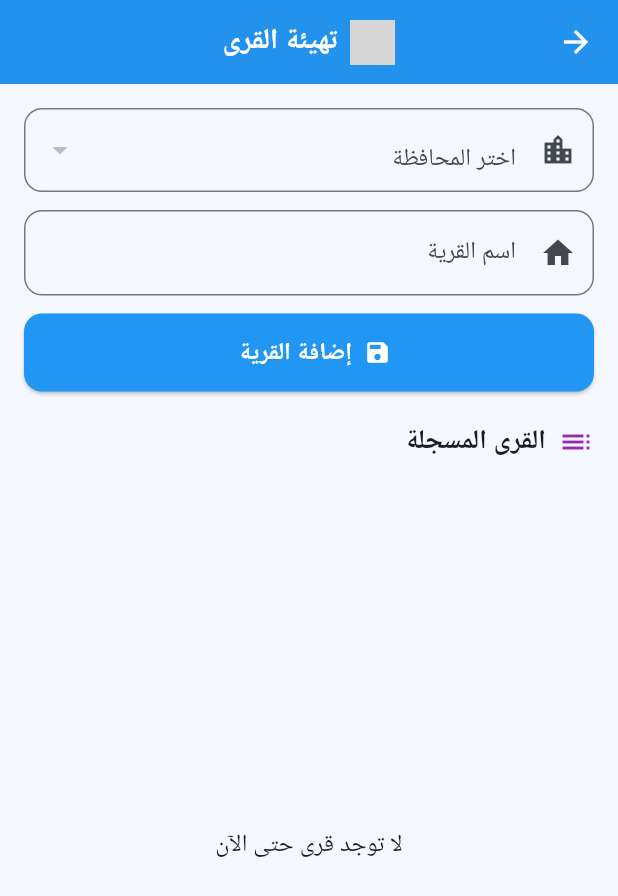
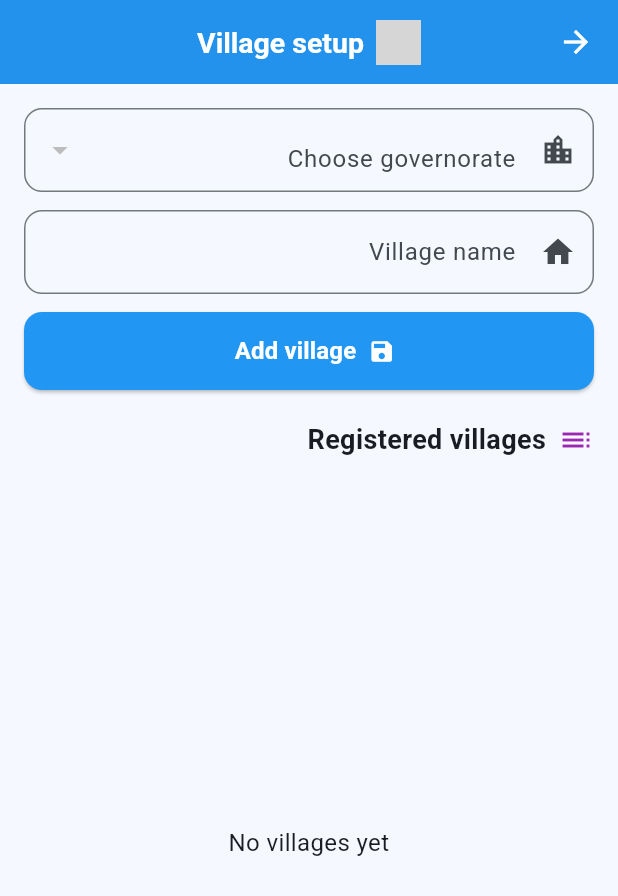
Before and after one commit to jamaly1882/my_water, a Flutter app: the VillagesScreen screen opened directly, on a phone screen of 412 x 824 dp. Shown: the top 896 px of the screen. Run offline on Flutter 3.47's test engine with Material 3 defaults, Android fonts, the light colour scheme and no system bars; our stand-ins replace cloud_firestore, firebase_auth, firebase_core, image_cropper, image_picker; missing offline and left inert: dart:html, dart:js_util, google_mlkit_text_recognition; accounts and stored records are empty; grey boxes are pictures that could not be loaded.

Commit message:
feat(i18n): English for the main-supervisor setup screens
Mirrors of the setup flow under set_up_mshrf/ — governorates, districts,
sub-districts, villages and wells — now carry the same English wording as
their lib/screens counterparts, including cascade load errors and empty
states. Verified: zero syntax errors.

Co-authored-by: arena-agent <297053741+arena-agent@users.noreply.github.com>

```diff
--- a/lib/screens/set_up_mshrf/districts_screen.dart
+++ b/lib/screens/set_up_mshrf/districts_screen.dart
@@ -55,12 +55,12 @@ class _DistrictsScreenState extends State<DistrictsScreen> {
 
     if (selectedProvinceId == null ||
         selectedProvinceId!.trim().isEmpty) {
-      showMessage("اختر المحافظة");
+      showMessage("Choose governorate");
       return;
     }
 
     if (name.isEmpty) {
-      showMessage("أدخل اسم المديرية");
+      showMessage("Enter the district name");
       return;
     }
 
@@ -85,13 +85,13 @@ class _DistrictsScreenState extends State<DistrictsScreen> {
 
       if (mounted) {
         showMessage(
-          "تمت إضافة المديرية بنجاح",
+          "District added",
         );
       }
     } catch (e) {
       if (mounted) {
         showMessage(
-          "حدث خطأ أثناء إضافة المديرية: $e",
+          "Could not add the district: $e",
         );
       }
     } finally {
@@ -150,7 +150,7 @@ class _DistrictsScreenState extends State<DistrictsScreen> {
             ),
 
             child: const Text(
-              "حدث خطأ في تحميل المحافظات",
+              "Could not load governorates",
               style: TextStyle(
                 color: Colors.red,
               ),
@@ -177,7 +177,7 @@ class _DistrictsScreenState extends State<DistrictsScreen> {
             ),
 
             child: const Text(
-              "لا توجد محافظات",
+              "No governorates yet",
               style: TextStyle(
                 color: Colors.orange,
               ),
@@ -209,7 +209,7 @@ class _DistrictsScreenState extends State<DistrictsScreen> {
           decoration:
               const InputDecoration(
             labelText:
-                "اختر المحافظة",
+                "Choose governorate",
 
             border:
                 OutlineInputBorder(),
@@ -307,7 +307,7 @@ class _DistrictsScreenState extends State<DistrictsScreen> {
         if (snapshot.hasError) {
           return const Center(
             child: Text(
-              "حدث خطأ في تحميل المديريات",
+              "Could not load districts",
               style: TextStyle(
                 color: Colors.red,
               ),
@@ -323,7 +323,7 @@ class _DistrictsScreenState extends State<DistrictsScreen> {
             snapshot.data!.docs.isEmpty) {
           return const Center(
             child: Text(
-              "لا توجد مديريات",
+              "No districts yet",
               style: TextStyle(
                 color: Colors.grey,
               ),
@@ -420,7 +420,7 @@ class _DistrictsScreenState extends State<DistrictsScreen> {
                       child: Text(
                         provinceName
                                 .isEmpty
-                            ? "المحافظة غير محددة"
+                            ? "No governorate selected"
                             : provinceName,
                       ),
                     ),
@@ -457,7 +457,7 @@ class _DistrictsScreenState extends State<DistrictsScreen> {
         // ========================================================
 
         appBar: const MyAppBar(
-          title: "تهيئة المديريات",
+          title: "District setup",
           showBackButton: true,
         ),
 
@@ -495,7 +495,7 @@ class _DistrictsScreenState extends State<DistrictsScreen> {
                 decoration:
                     const InputDecoration(
                   labelText:
-                      "اسم المديرية",
+                      "District name",
 
                   border:
                       OutlineInputBorder(),
@@ -592,8 +592,8 @@ class _DistrictsScreenState extends State<DistrictsScreen> {
 
                   label: Text(
                     loading
-                        ? "جاري الحفظ..."
-                        : "إضافة المديرية",
+                        ? "Saving…"
+                        : "Add district",
 
                     style:
                         const TextStyle(
@@ -622,7 +622,7 @@ class _DistrictsScreenState extends State<DistrictsScreen> {
                     Alignment.centerRight,
 
                 child: Text(
-                  "المديريات المسجلة",
+                  "Registered districts",
 
                   style: TextStyle(
                     fontSize: 18,
--- a/lib/screens/set_up_mshrf/hamlets_screen.dart
+++ b/lib/screens/set_up_mshrf/hamlets_screen.dart
@@ -57,18 +57,18 @@ class _HamletsScreenState extends State<HamletsScreen> {
 
     if (provinceId == null ||
         provinceId!.trim().isEmpty) {
-      showMessage("اختر المحافظة");
+      showMessage("Choose governorate");
       return;
     }
 
     if (districtId == null ||
         districtId!.trim().isEmpty) {
-      showMessage("اختر المديرية");
+      showMessage("Choose district");
       return;
     }
 
     if (name.isEmpty) {
-      showMessage("اكتب اسم العزلة");
+      showMessage("Enter the sub-district name");
       return;
     }
 
@@ -90,13 +90,13 @@ class _HamletsScreenState extends State<HamletsScreen> {
 
       if (mounted) {
         showMessage(
-          "تمت إضافة العزلة بنجاح",
+          "Sub-district added",
         );
       }
     } catch (e) {
       if (mounted) {
         showMessage(
-          "حدث خطأ أثناء إضافة العزلة: $e",
+          "Could not add the sub-district: $e",
         );
       }
     } finally {
@@ -141,7 +141,7 @@ class _HamletsScreenState extends State<HamletsScreen> {
                   BorderRadius.circular(10),
             ),
             child: const Text(
-              "حدث خطأ في تحميل المحافظات",
+              "Could not load governorates",
               style: TextStyle(
                 color: Colors.red,
               ),
@@ -159,7 +159,7 @@ class _HamletsScreenState extends State<HamletsScreen> {
                   BorderRadius.circular(10),
             ),
             child: const Text(
-              "لا توجد محافظات",
+              "No governorates yet",
               style: TextStyle(
                 color: Colors.orange,
               ),
@@ -180,7 +180,7 @@ class _HamletsScreenState extends State<HamletsScreen> {
           isExpanded: true,
 
           decoration: const InputDecoration(
-            labelText: "المحافظة",
+            labelText: "Governorate",
             border: OutlineInputBorder(),
 
             focusedBorder:
@@ -277,7 +277,7 @@ class _HamletsScreenState extends State<HamletsScreen> {
                   BorderRadius.circular(10),
             ),
             child: const Text(
-              "حدث خطأ في تحميل المديريات",
+              "Could not load districts",
               style: TextStyle(
                 color: Colors.red,
               ),
@@ -295,7 +295,7 @@ class _HamletsScreenState extends State<HamletsScreen> {
                   BorderRadius.circular(10),
             ),
             child: const Text(
-              "لا توجد مديريات لهذه المحافظة",
+              "No districts in this governorate",
               style: TextStyle(
                 color: Colors.orange,
               ),
@@ -316,7 +316,7 @@ class _HamletsScreenState extends State<HamletsScreen> {
           isExpanded: true,
 
           decoration: const InputDecoration(
-            labelText: "المديرية",
+            labelText: "District",
             border: OutlineInputBorder(),
 
             focusedBorder:
@@ -393,7 +393,7 @@ class _HamletsScreenState extends State<HamletsScreen> {
         if (snapshot.hasError) {
           return const Center(
             child: Text(
-              "حدث خطأ في تحميل العزل",
+              "Could not load sub-districts",
               style: TextStyle(
                 color: Colors.red,
               ),
@@ -405,7 +405,7 @@ class _HamletsScreenState extends State<HamletsScreen> {
             snapshot.data!.docs.isEmpty) {
           return const Center(
             child: Text(
-              "لا توجد عزل مسجلة",
+              "No sub-districts registered",
               style: TextStyle(
                 color: Colors.grey,
               ),
@@ -495,7 +495,7 @@ class _HamletsScreenState extends State<HamletsScreen> {
             const Color(0xffF5F9FF),
 
         appBar: const MyAppBar(
-          title: "تهيئة العزل",
+          title: "Sub-district setup",
           showBackButton: true,
         ),
 
@@ -539,7 +539,7 @@ class _HamletsScreenState extends State<HamletsScreen> {
                 decoration:
                     const InputDecoration(
                   labelText:
-                      "اسم العزلة",
+                      "Sub-district name",
 
                   border:
                       OutlineInputBorder(),
@@ -626,8 +626,8 @@ class _HamletsScreenState extends State<HamletsScreen> {
 
                   label: Text(
                     loading
-                        ? "جاري الحفظ..."
-                        : "إضافة العزلة",
+                        ? "Saving…"
+                        : "Add sub-district",
 
                     style:
                         const TextStyle(
@@ -653,7 +653,7 @@ class _HamletsScreenState extends State<HamletsScreen> {
                     Alignment.centerRight,
 
                 child: Text(
-                  "العزل المسجلة",
+                  "Registered sub-districts",
 
                   style: TextStyle(
                     fontSize: 18,
--- a/lib/screens/set_up_mshrf/provinces_screen.dart
+++ b/lib/screens/set_up_mshrf/provinces_screen.dart
@@ -50,7 +50,7 @@ class _ProvincesScreenState extends State<ProvincesScreen> {
     final name = nameController.text.trim();
 
     if (name.isEmpty) {
-      showMessage("أدخل اسم المحافظة");
+      showMessage("Enter the governorate name");
       return;
     }
 
@@ -68,13 +68,13 @@ class _ProvincesScreenState extends State<ProvincesScreen> {
 
       if (mounted) {
         showMessage(
-          "تمت إضافة المحافظة بنجاح",
+          "Governorate added",
         );
       }
     } catch (e) {
       if (mounted) {
         showMessage(
-          "حدث خطأ أثناء إضافة المحافظة: $e",
+          "Could not add the governorate: $e",
         );
       }
     } finally {
@@ -118,7 +118,7 @@ class _ProvincesScreenState extends State<ProvincesScreen> {
         if (snapshot.hasError) {
           return const Center(
             child: Text(
-              "حدث خطأ في تحميل المحافظات",
+              "Could not load governorates",
               style: TextStyle(
                 color: Colors.red,
               ),
@@ -134,7 +134,7 @@ class _ProvincesScreenState extends State<ProvincesScreen> {
             snapshot.data!.docs.isEmpty) {
           return const Center(
             child: Text(
-              "لا توجد محافظات",
+              "No governorates yet",
               style: TextStyle(
                 color: Colors.grey,
               ),
@@ -230,7 +230,7 @@ class _ProvincesScreenState extends State<ProvincesScreen> {
         // ========================================================
 
         appBar: const MyAppBar(
-          title: "تهيئة المحافظات",
+          title: "Governorate setup",
           showBackButton: true,
         ),
 
@@ -258,7 +258,7 @@ class _ProvincesScreenState extends State<ProvincesScreen> {
                 decoration:
                     InputDecoration(
                   labelText:
-                      "اسم المحافظة",
+                      "Governorate name",
 
                   prefixIcon:
                       const Icon(
@@ -362,8 +362,8 @@ class _ProvincesScreenState extends State<ProvincesScreen> {
 
                   label: Text(
                     loading
-                        ? "جاري الحفظ..."
-                        : "إضافة المحافظة",
+                        ? "Saving…"
+                        : "Add governorate",
 
                     style:
                         const TextStyle(
@@ -389,7 +389,7 @@ class _ProvincesScreenState extends State<ProvincesScreen> {
                     Alignment.centerRight,
 
                 child: Text(
-                  "المحافظات المسجلة",
+                  "Registered governorates",
 
                   style:
                       TextStyle(
--- a/lib/screens/set_up_mshrf/villages_screen.dart
+++ b/lib/screens/set_up_mshrf/villages_screen.dart
@@ -51,22 +51,22 @@ class _VillagesScreenState extends State<VillagesScreen> {
     final name = villageController.text.trim();
 
     if (provinceId == null) {
-      showMessage("اختر المحافظة");
+      showMessage("Choose governorate");
       return;
     }
 
     if (districtId == null) {
-      showMessage("اختر المديرية");
+      showMessage("Choose district");
       return;
     }
 
     if (hamletId == null) {
-      showMessage("اختر العزلة");
+      showMessage("Choose sub-district");
       return;
     }
 
     if (name.isEmpty) {
-      showMessage("أدخل اسم القرية");
+      showMessage("Enter the village name");
       return;
     }
 
@@ -94,7 +94,7 @@ class _VillagesScreenState extends State<VillagesScreen> {
 
       if (existing.docs.isNotEmpty) {
         showMessage(
-          "هذه القرية موجودة مسبقاً في نفس العزلة",
+          "This village already exists in the same sub-district",
         );
 
         if (mounted) {
@@ -127,10 +127,10 @@ class _VillagesScreenState extends State<VillagesScreen> {
 
       villageController.clear();
 
-      showMessage("تمت إضافة القرية بنجاح");
+      showMessage("Village added");
     } catch (e) {
       showMessage(
-        "حدث خطأ أثناء إضافة القرية: $e",
+        "Could not add the village: $e",
       );
     }
 
@@ -161,7 +161,7 @@ class _VillagesScreenState extends State<VillagesScreen> {
 
         if (snapshot.hasError) {
           return const Text(
-            "حدث خطأ في تحميل المحافظات",
+            "Could not load governorates",
           );
         }
 
@@ -171,7 +171,7 @@ class _VillagesScreenState extends State<VillagesScreen> {
           value: provinceId,
           isExpanded: true,
           decoration: InputDecoration(
-            labelText: "اختر المحافظة",
+            labelText: "Choose governorate",
             prefixIcon: const Icon(
               Icons.location_city,
             ),
@@ -244,7 +244,7 @@ class _VillagesScreenState extends State<VillagesScreen> {
 
         if (snapshot.hasError) {
           return const Text(
-            "حدث خطأ في تحميل المديريات",
+            "Could not load districts",
           );
         }
 
@@ -254,7 +254,7 @@ class _VillagesScreenState extends State<VillagesScreen> {
           value: districtId,
           isExpanded: true,
           decoration: InputDecoration(
-            labelText: "اختر المديرية",
+            labelText: "Choose district",
             prefixIcon: const Icon(
               Icons.map,
             ),
@@ -324,7 +324,7 @@ class _VillagesScreenState extends State<VillagesScreen> {
 
         if (snapshot.hasError) {
           return const Text(
-            "حدث خطأ في تحميل العُزل",
+            "Could not load sub-districts",
           );
         }
 
@@ -334,7 +334,7 @@ class _VillagesScreenState extends State<VillagesScreen> {
           value: hamletId,
           isExpanded: true,
           decoration: InputDecoration(
-            labelText: "اختر العزلة",
+            labelText: "Choose sub-district",
             prefixIcon: const Icon(
               Icons.home_work,
             ),
@@ -398,8 +398,8 @@ class _VillagesScreenState extends State<VillagesScreen> {
               ),
         label: Text(
           loading
-              ? "جاري الحفظ..."
-              : "إضافة القرية",
+              ? "Saving…"
+              : "Add village",
           style: const TextStyle(
             fontSize: 16,
             fontWeight: FontWeight.bold,
@@ -437,7 +437,7 @@ class _VillagesScreenState extends State<VillagesScreen> {
         if (snapshot.hasError) {
           return const Center(
             child: Text(
-              "حدث خطأ في تحميل القرى",
+              "Could not load villages",
             ),
           );
         }
@@ -447,7 +447,7 @@ class _VillagesScreenState extends State<VillagesScreen> {
         if (docs.isEmpty) {
           return const Center(
             child: Text(
-              "لا توجد قرى حتى الآن",
+              "No villages yet",
               style: TextStyle(
                 fontSize: 16,
               ),
@@ -538,7 +538,7 @@ class _VillagesScreenState extends State<VillagesScreen> {
         // ======================================================
 
         appBar: const MyAppBar(
-          title: "تهيئة القرى",
+          title: "Village setup",
         ),
 
         // ======================================================
@@ -584,8 +584,8 @@ class _VillagesScreenState extends State<VillagesScreen> {
                 textInputAction:
                     TextInputAction.done,
                 decoration: InputDecoration(
-                  labelText: "اسم القرية",
-                  hintText: "أدخل اسم القرية",
+                  labelText: "Village name",
+                  hintText: "Enter the village name",
                   prefixIcon: const Icon(
                     Icons.home,
                   ),
@@ -621,7 +621,7 @@ class _VillagesScreenState extends State<VillagesScreen> {
                     ),
                     const SizedBox(width: 8),
                     const Text(
-                      "القرى المسجلة",
+                      "Registered villages",
                       style: TextStyle(
                         fontSize: 18,
                         fontWeight:
--- a/lib/screens/set_up_mshrf/wells_screen.dart
+++ b/lib/screens/set_up_mshrf/wells_screen.dart
@@ -71,7 +71,7 @@ class _WellsScreenState extends State<WellsScreen> {
 
     if (provinceId == null ||
         provinceId!.isEmpty) {
-      showMessage("اختر المحافظة");
+      showMessage("Choose governorate");
       return;
     }
 
@@ -81,7 +81,7 @@ class _WellsScreenState extends State<WellsScreen> {
 
     if (districtId == null ||
         districtId!.isEmpty) {
-      showMessage("اختر المديرية");
+      showMessage("Choose district");
       return;
     }
 
@@ -91,7 +91,7 @@ class _WellsScreenState extends State<WellsScreen> {
 
     if (hamletId == null ||
         hamletId!.isEmpty) {
-      showMessage("اختر العزلة");
+      showMessage("Choose sub-district");
       return;
     }
 
@@ -101,7 +101,7 @@ class _WellsScreenState extends State<WellsScreen> {
 
     if (villageId == null ||
         villageId!.isEmpty) {
-      showMessage("اختر القرية");
+      showMessage("Choose village");
       return;
     }
 
@@ -110,7 +110,7 @@ class _WellsScreenState extends State<WellsScreen> {
     // ----------------------------------------------------------
 
     if (name.isEmpty) {
-      showMessage("اكتب اسم أو رقم البئر");
+      showMessage("Type the well name or number");
       return;
     }
 
@@ -143,13 +143,13 @@ class _WellsScreenState extends State<WellsScreen> {
       wellController.clear();
 
       showMessage(
-        "تمت إضافة البئر بنجاح",
+        "Well added",
       );
     } catch (e) {
       if (!mounted) return;
 
       showMessage(
-        "حدث خطأ أثناء إضافة البئر: $e",
+        "Could not add the well: $e",
       );
     } finally {
       if (mounted) {
@@ -182,7 +182,7 @@ class _WellsScreenState extends State<WellsScreen> {
         // ========================================================
 
         appBar: const MyAppBar(
-          title: "تهيئة الآبار",
+          title: "Well setup",
           showBackButton: true,
         ),
 
@@ -228,7 +228,7 @@ class _WellsScreenState extends State<WellsScreen> {
                             BorderRadius.circular(10),
                       ),
                       child: const Text(
-                        "حدث خطأ في تحميل المحافظات",
+                        "Could not load governorates",
                         style: TextStyle(
                           color: Colors.red,
                         ),
@@ -249,7 +249,7 @@ class _WellsScreenState extends State<WellsScreen> {
                             BorderRadius.circular(10),
                       ),
                       child: const Text(
-                        "لا توجد محافظات",
+                        "No governorates yet",
                         style: TextStyle(
                           color: Colors.orange,
                         ),
@@ -277,7 +277,7 @@ class _WellsScreenState extends State<WellsScreen> {
                     decoration:
                         const InputDecoration(
                       labelText:
-                          "اختر المحافظة",
+                          "Choose governorate",
 
                       border:
                           OutlineInputBorder(),
@@ -400,7 +400,7 @@ class _WellsScreenState extends State<WellsScreen> {
                           ),
                         ),
                         child: const Text(
-                          "حدث خطأ في تحميل المديريات",
+                          "Could not load districts",
                           style: TextStyle(
                             color: Colors.red,
                           ),
@@ -426,7 +426,7 @@ class _WellsScreenState extends State<WellsScreen> {
                           ),
                         ),
                         child: const Text(
-                          "لا توجد مديريات لهذه المحافظة",
+                          "No districts in this governorate",
                           style: TextStyle(
                             color:
                                 Colors.orange,
@@ -456,7 +456,7 @@ class _WellsScreenState extends State<WellsScreen> {
                       decoration:
                           const InputDecoration(
                         labelText:
-                            "اختر المديرية",
+                            "Choose district",
 
                         border:
                             OutlineInputBorder(),
@@ -577,7 +577,7 @@ class _WellsScreenState extends State<WellsScreen> {
                           ),
                         ),
                         child: const Text(
-                          "حدث خطأ في تحميل العزل",
+                          "Could not load sub-districts",
                           style: TextStyle(
                             color: Colors.red,
                           ),
@@ -603,7 +603,7 @@ class _WellsScreenState extends State<WellsScreen> {
                           ),
                         ),
                         child: const Text(
-                          "لا توجد عزل لهذه المديرية",
+                          "No sub-districts in this district",
                           style: TextStyle(
                             color:
                                 Colors.orange,
@@ -632,7 +632,7 @@ class _WellsScreenState extends State<WellsScreen> {
                       decoration:
                           const InputDecoration(
                         labelText:
-                            "اختر العزلة",
+                            "Choose sub-district",
 
                         border:
                             OutlineInputBorder(),
@@ -750,7 +750,7 @@ class _WellsScreenState extends State<WellsScreen> {
                           ),
                         ),
                         child: const Text(
-                          "حدث خطأ في تحميل القرى",
+                          "Could not load villages",
                           style: TextStyle(
                             color: Colors.red,
                           ),
@@ -776,7 +776,7 @@ class _WellsScreenState extends State<WellsScreen> {
                           ),
                         ),
                         child: const Text(
-                          "لا توجد قرى لهذه العزلة",
+                          "No villages in this sub-district",
                           style: TextStyle(
                             color:
                                 Colors.orange,
@@ -806,7 +806,7 @@ class _WellsScreenState extends State<WellsScreen> {
                       decoration:
                           const InputDecoration(
                         labelText:
-                            "اختر القرية",
+                            "Choose village",
 
                         border:
                             OutlineInputBorder(),
@@ -891,7 +891,7 @@ class _WellsScreenState extends State<WellsScreen> {
                 decoration:
                     const InputDecoration(
                   labelText:
-                      "اسم / رقم البئر",
+                      "Well name / number",
 
                   border:
                       OutlineInputBorder(),
@@ -979,8 +979,8 @@ class _WellsScreenState extends State<WellsScreen> {
 
                   label: Text(
                     loading
-                        ? "جاري الحفظ..."
-                        : "إضافة البئر",
+                        ? "Saving…"
+                        : "Add well",
 
                     style:
                         const TextStyle(
@@ -1004,7 +1004,7 @@ class _WellsScreenState extends State<WellsScreen> {
                     Alignment.centerRight,
 
                 child: Text(
-                  "الآبار المسجلة",
+                  "Registered wells",
 
                   style:
                       TextStyle(
@@ -1045,7 +1045,7 @@ class _WellsScreenState extends State<WellsScreen> {
                     if (snapshot.hasError) {
                       return const Center(
                         child: Text(
-                          "حدث خطأ في تحميل الآبار",
+                          "Could not load wells",
                           style:
                               TextStyle(
                             color:
@@ -1060,7 +1060,7 @@ class _WellsScreenState extends State<WellsScreen> {
                             .isEmpty) {
                       return const Center(
                         child: Text(
-                          "لا توجد آبار",
+                          "No wells yet",
                           style:
                               TextStyle(
                             color:
```
